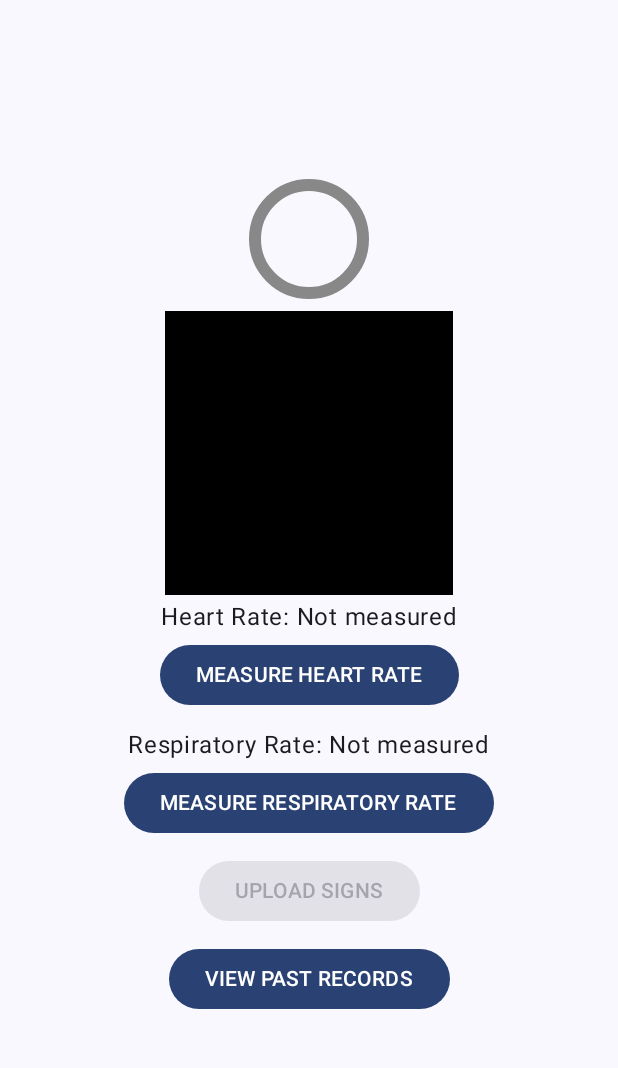
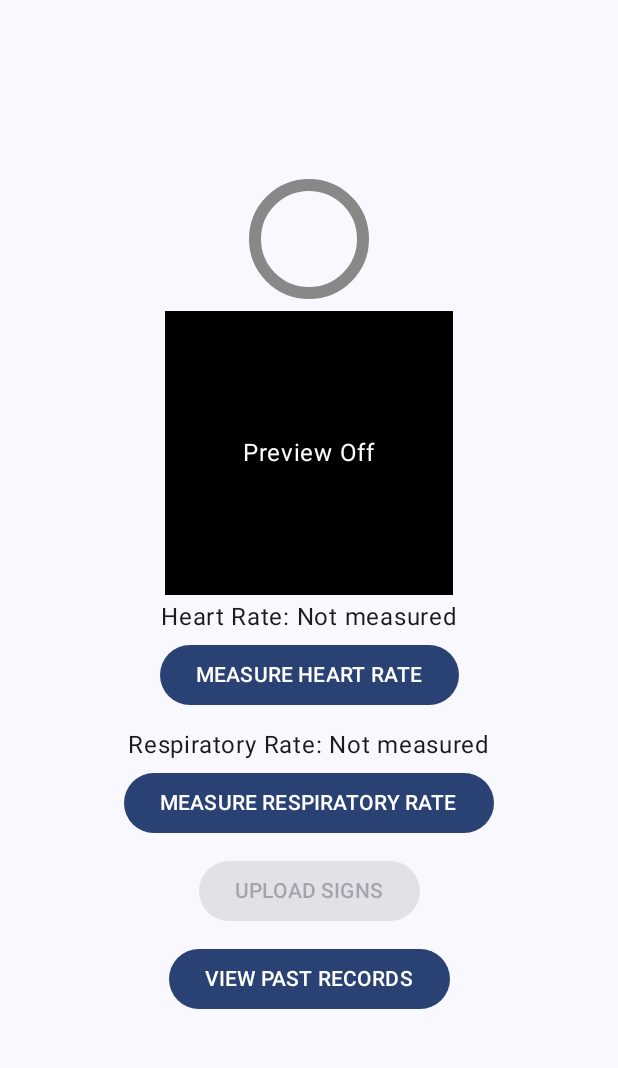
Before and after one commit to ak-asu/Context-Monitor, an Android app built with Jetpack Compose: the screen it shows after launch (MainActivity), on a phone screen of 412 x 824 dp, the part 69-1137 px from its top. Run offline under Robolectric (Android 15) with nearby library versions, the phone set to English and light mode, and no system bars; libraries missing offline, so code that uses them is left out: androidx.camera.core, androidx.camera.lifecycle, androidx.camera.video, androidx.camera.view.

```diff
--- a/app/src/main/java/com/akheparasu/contextmonitor/MainActivity.kt
+++ b/app/src/main/java/com/akheparasu/contextmonitor/MainActivity.kt
@@ -182,9 +182,9 @@ fun ContextMonitorApp(
         0
     }
 
-    // For consistent calculations, orientation is fixed when collecting data
+    // For consistent calculations, orientation is fixed when collecting and calculating data
     val activity = LocalContext.current as Activity
-    if (isCollectingHR || isCollectingRR) {
+    if (isCollectingHR || isCollectingRR || isCalculatingHR==true || isCalculatingRR==true) {
         activity.requestedOrientation = ActivityInfo.SCREEN_ORIENTATION_LOCKED
     } else {
         activity.requestedOrientation = ActivityInfo.SCREEN_ORIENTATION_UNSPECIFIED
@@ -245,10 +245,13 @@ fun ContextMonitorApp(
                 }
             } else {
                 Box(
+                    contentAlignment = Alignment.Center,
                     modifier = Modifier
-                        .fillMaxSize() // Set the size you want for the box
-                        .background(Color.Black) // Set the background color to black
-                )
+                        .fillMaxSize()
+                        .background(Color.Black)
+                ) {
+                    Text("Preview Off", color = Color.White)
+                }
             }
         }
         Text(
```
Also changed, not shown: 1 other file.
